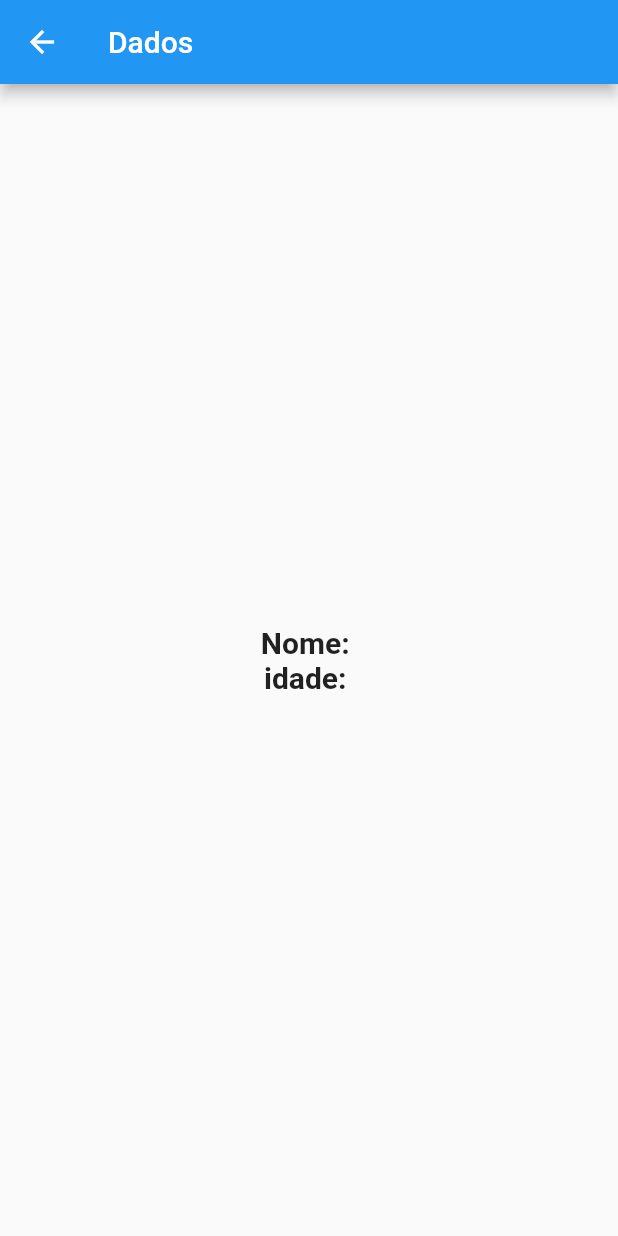
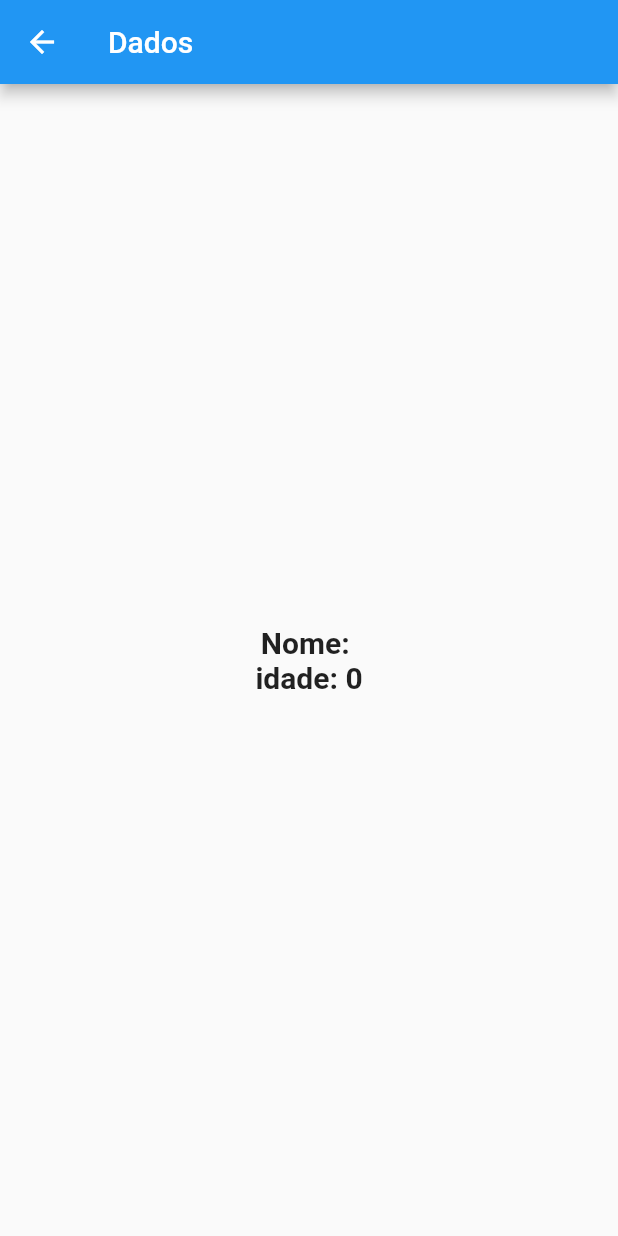
Before and after one commit to jsaintz/getx-dependency-injection, a Flutter app: the screen it shows after launch, after a tap on "Tela de dados", on a phone screen of 412 x 824 dp. Run offline on Flutter 3.47's test engine with Material 2 defaults, Android fonts, the light colour scheme and no system bars; our stand-ins replace get.

Commit message:
include getview

```diff
--- a/lib/main.dart
+++ b/lib/main.dart
@@ -1,7 +1,10 @@
 import 'package:flutter/material.dart';
+import 'package:get/get.dart';
+import 'package:getx_dependency_injection/controller/user_controller.dart';
 import 'package:getx_dependency_injection/pages/home_page.dart';
 
 void main() {
+  Get.lazyPut<UserController>(() => UserController());
   runApp(const MyApp());
 }
 
@@ -12,6 +15,7 @@ class MyApp extends StatelessWidget {
   Widget build(BuildContext context) {
     return MaterialApp(
       title: 'Flutter Demo',
+      debugShowCheckedModeBanner: false,
       theme: ThemeData(
         primarySwatch: Colors.blue,
       ),
--- a/lib/pages/data_screen.dart
+++ b/lib/pages/data_screen.dart
@@ -1,6 +1,8 @@
 import 'package:flutter/material.dart';
+import 'package:get/get.dart';
+import 'package:getx_dependency_injection/controller/user_controller.dart';
 
-class DataScreen extends StatelessWidget {
+class DataScreen extends GetView<UserController> {
   const DataScreen({
     Key? key,
   }) : super(key: key);
@@ -20,16 +22,17 @@ class DataScreen extends StatelessWidget {
         child: Column(
           mainAxisSize: MainAxisSize.min,
           children: [
-            // Apresentação do nome
-            Text(
-              'Nome: ',
-              style: commonStyle(),
+            Obx(
+              () => Text(
+                'Nome: ${controller.user.value.name}',
+                style: commonStyle(),
+              ),
             ),
-
-            // Apresentação da idade
-            Text(
-              'idade: ',
-              style: commonStyle(),
+            Obx(
+              () => Text(
+                'idade: ${controller.user.value.age}',
+                style: commonStyle(),
+              ),
             ),
           ],
         ),
--- a/lib/pages/home_page.dart
+++ b/lib/pages/home_page.dart
@@ -1,4 +1,5 @@
 import 'package:flutter/material.dart';
+import 'package:get/get.dart';
 import 'package:getx_dependency_injection/controller/user_controller.dart';
 import 'package:getx_dependency_injection/pages/data_screen.dart';
 
@@ -8,7 +9,7 @@ class HomePage extends StatelessWidget {
   final nameController = TextEditingController();
   final ageController = TextEditingController();
 
-  final userController = UserController();
+  final userController = Get.find<UserController>();
 
   @override
   Widget build(BuildContext context) {
@@ -64,7 +65,7 @@ class HomePage extends StatelessWidget {
                 Navigator.of(context).push(
                   MaterialPageRoute(
                     builder: (context) {
-                      return const DataScreen();
+                      return DataScreen();
                     },
                   ),
                 );
```
